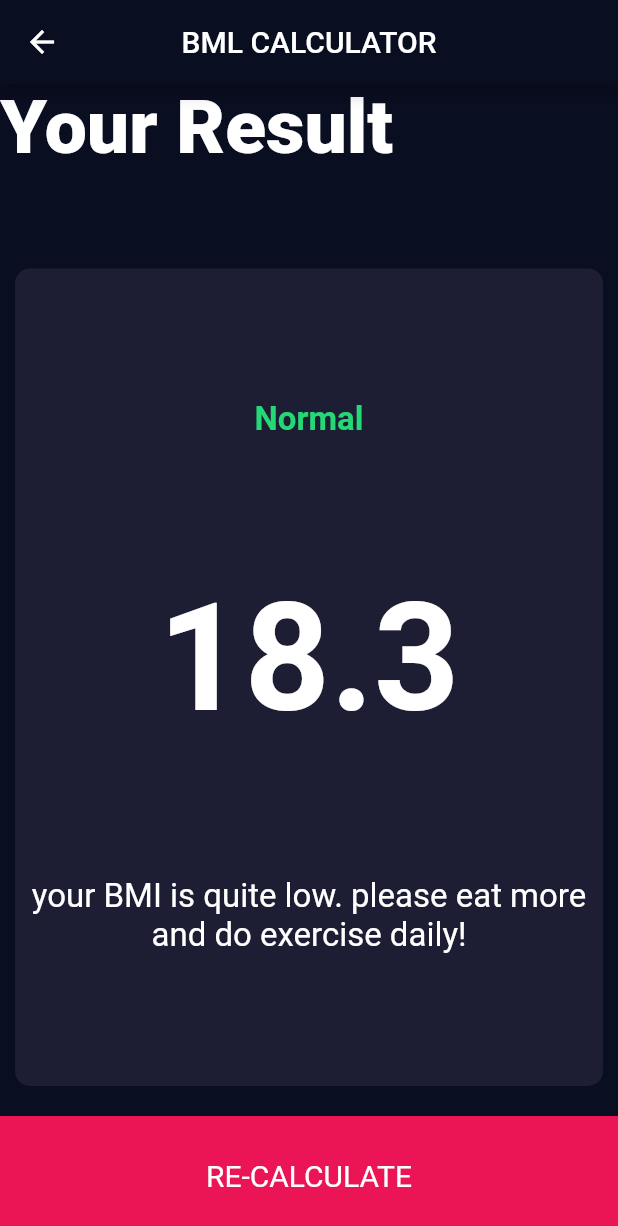
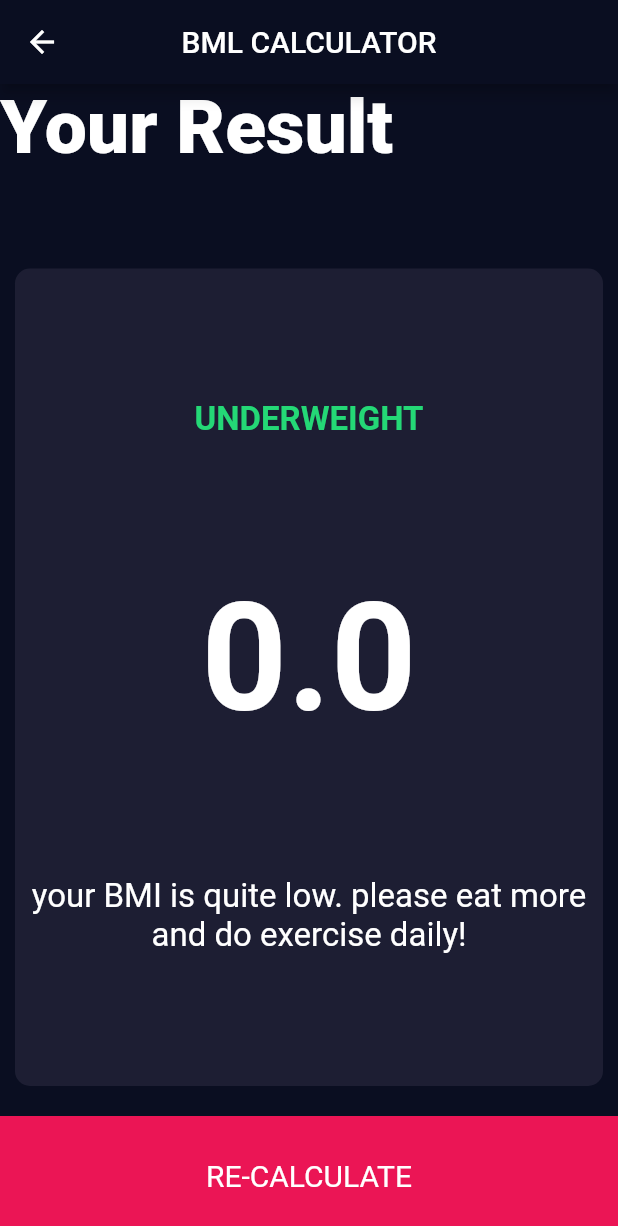
Before and after one commit to nixx49/bmi_calculator, a Flutter app: the screen it shows after launch, after a tap on "CALCULATE", on a phone screen of 412 x 824 dp. Shown: the top 1226 px of the screen. Run offline on Flutter 3.47's test engine with Material 2 defaults, Android fonts, the phone set to English and light mode, and no system bars; our stand-ins replace font_awesome_flutter.

Commit message:
Adding BMI calculator functionality

```diff
--- /dev/null
+++ b/lib/calculator_brain.dart
@@ -0,0 +1,38 @@
+import 'dart:math';
+
+class CalculatorBrain{
+
+  CalculatorBrain({required this.height,required this.weight});
+
+  final int height;
+  final int weight;
+
+  late double _bmi;
+
+  String calculateBMI(){
+    _bmi = weight/ pow(height, 2);
+    return _bmi.toStringAsFixed(1);
+  }
+
+  String getResult(){
+    if(_bmi >= 25){
+      return 'OverWeight';
+    }else if(_bmi > 18.5){
+      return 'Normal';
+    }else{
+      return 'UnderWeight';
+    }
+  }
+
+  String getInterpretation(){
+    if(_bmi >= 25){
+      return 'You have higher than normal body weight. plz do exercise';
+    }else if(_bmi > 18.5){
+      return 'your BMI is normal. good job!';
+    }else{
+      return 'your BMI is quite low. please eat more and do exercise daily!';
+    }
+
+  }
+
+}
--- a/lib/screens/input_page.dart
+++ b/lib/screens/input_page.dart
@@ -6,6 +6,7 @@ import 'package:bmi_calculator/components/IconInfo.dart';
 import 'package:bmi_calculator/components/constant.dart';
 import 'package:bmi_calculator/components/bottom_button.dart';
 import 'package:bmi_calculator/components/round_icon_button.dart';
+import 'package:bmi_calculator/calculator_brain.dart';
 
 enum Gender {
   male,
@@ -220,10 +221,15 @@ class _InputPageState extends State<InputPage> {
               BottomButton(
                 bottomTitle: 'CALCULATE',
                 onTap: () {
+                  CalculatorBrain calc = CalculatorBrain(height: height, weight: weight);
                   Navigator.push(
                       context,
                       MaterialPageRoute(
-                          builder: (context) => const ResultPage()));
+                          builder: (context) => ResultPage(
+                            bmiResult: calc.calculateBMI(),
+                            resultText: calc.getResult(),
+                            interpretation: calc.getInterpretation(),
+                          )));
                 },
               ),
             ],
--- a/lib/screens/result_page.dart
+++ b/lib/screens/result_page.dart
@@ -4,7 +4,13 @@ import 'package:bmi_calculator/components/constant.dart';
 import 'package:bmi_calculator/components/bottom_button.dart';
 
 class ResultPage extends StatelessWidget {
-  const ResultPage({Key? key}) : super(key: key);
+  // const ResultPage({Key? key}) : super(key: key);
+
+  ResultPage({required this.bmiResult,required this.resultText,required this.interpretation});
+
+  final String bmiResult;
+  final String resultText;
+  final String interpretation;
 
   @override
   Widget build(BuildContext context) {
@@ -33,17 +39,17 @@ class ResultPage extends StatelessWidget {
               cardChild: Column(
                 mainAxisAlignment: MainAxisAlignment.spaceEvenly,
                 crossAxisAlignment: CrossAxisAlignment.center,
-                children: const <Widget>[
+                children: <Widget>[
                   Text(
-                    'Normal',
+                    resultText.toUpperCase(),
                     style: kResultTextStyle,
                   ),
                   Text(
-                    '18.3',
+                    bmiResult,
                     style: kBMITextStyle,
                   ),
                   Text(
-                    'your BMI is quite low. please eat more and do exercise daily!',
+                    interpretation,
                     textAlign: TextAlign.center,
                     style: kBodyTextStyle,
                   )
```
